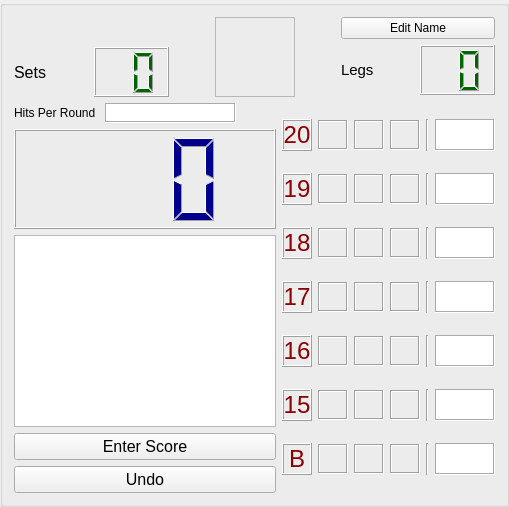
First picture: the form in ui/groupbox_cricket.ui, repository m1ld3/dartomato, before the edit.
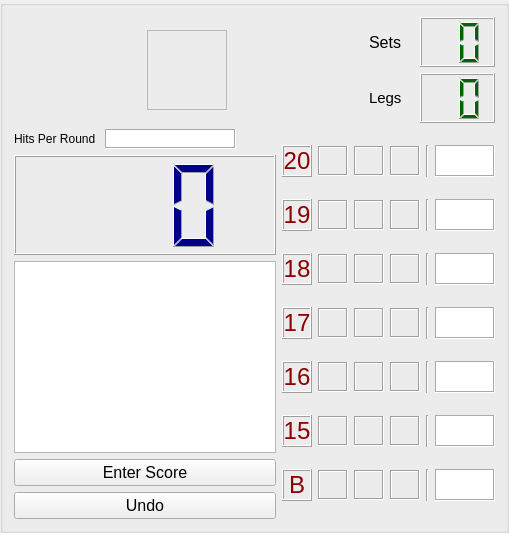
Second picture: the form after the edit. Custom widgets are drawn as their Qt base class.

Diff of the .ui file:
```diff
--- a/ui/groupbox_cricket.ui
+++ b/ui/groupbox_cricket.ui
@@ -19,106 +19,23 @@
   <property name="windowTitle">
    <string>GroupBox</string>
   </property>
-  <layout class="QVBoxLayout" name="verticalLayout_6">
-   <item>
-    <layout class="QHBoxLayout" name="horizontalLayout_6">
-     <item>
-      <layout class="QVBoxLayout" name="verticalLayout_2">
-       <item>
-        <layout class="QHBoxLayout" name="horizontalLayout_5">
-         <item>
+  <layout class="QGridLayout" name="gridLayout">
+   <item row="0" column="0">
           <widget class="QLabel" name="labelPlayerName">
            <property name="font">
             <font>
-             <pointsize>14</pointsize>
+       <pointsize>25</pointsize>
             </font>
            </property>
            <property name="text">
             <string/>
            </property>
-          </widget>
-         </item>
-         <item>
-          <spacer name="horizontalSpacer_4">
-           <property name="orientation">
-            <enum>Qt::Horizontal</enum>
-           </property>
-           <property name="sizeType">
-            <enum>QSizePolicy::Preferred</enum>
-           </property>
-           <property name="sizeHint" stdset="0">
-            <size>
-             <width>40</width>
-             <height>20</height>
-            </size>
-           </property>
-          </spacer>
-         </item>
-        </layout>
-       </item>
-       <item>
-        <layout class="QHBoxLayout" name="horizontalLayout_4">
-         <item>
-          <widget class="QLabel" name="label_set">
-           <property name="font">
-            <font>
-             <pointsize>12</pointsize>
-            </font>
-           </property>
-           <property name="text">
-            <string>Sets</string>
-           </property>
-          </widget>
-         </item>
-         <item>
-          <widget class="QLCDNumber" name="lcdNumberSets">
-           <property name="sizePolicy">
-            <sizepolicy hsizetype="Minimum" vsizetype="Preferred">
-             <horstretch>0</horstretch>
-             <verstretch>0</verstretch>
-            </sizepolicy>
-           </property>
-           <property name="minimumSize">
-            <size>
-             <width>75</width>
-             <height>50</height>
-            </size>
-           </property>
-           <property name="maximumSize">
-            <size>
-             <width>16777215</width>
-             <height>50</height>
-            </size>
-           </property>
-           <property name="styleSheet">
-            <string notr="true">QLCDNumber { color: darkgreen; background-color: none }</string>
-           </property>
-           <property name="digitCount">
-            <number>2</number>
-           </property>
-          </widget>
-         </item>
-         <item>
-          <spacer name="horizontalSpacer_2">
-           <property name="orientation">
-            <enum>Qt::Horizontal</enum>
-           </property>
-           <property name="sizeType">
-            <enum>QSizePolicy::Preferred</enum>
-           </property>
-           <property name="sizeHint" stdset="0">
-            <size>
-             <width>40</width>
-             <height>20</height>
-            </size>
-           </property>
-          </spacer>
-         </item>
-        </layout>
-       </item>
-      </layout>
-     </item>
-     <item>
+     <property name="alignment">
+      <set>Qt::AlignCenter</set>
+     </property>
+    </widget>
+   </item>
+   <item row="0" column="1">
       <widget class="CPlayerActiveButton" name="labelPic">
        <property name="sizePolicy">
         <sizepolicy hsizetype="Fixed" vsizetype="Fixed">
@@ -149,30 +66,63 @@
        </property>
       </widget>
      </item>
-     <item>
+   <item row="0" column="2">
+    <spacer name="horizontalSpacer_3">
+     <property name="orientation">
+      <enum>Qt::Horizontal</enum>
+     </property>
+     <property name="sizeType">
+      <enum>QSizePolicy::Preferred</enum>
+     </property>
+     <property name="sizeHint" stdset="0">
+      <size>
+       <width>130</width>
+       <height>20</height>
+      </size>
+     </property>
+    </spacer>
+   </item>
+   <item row="0" column="3">
       <layout class="QVBoxLayout" name="verticalLayout">
        <item>
         <layout class="QHBoxLayout" name="horizontalLayout_3">
          <item>
-          <spacer name="horizontalSpacer_3">
-           <property name="orientation">
-            <enum>Qt::Horizontal</enum>
-           </property>
-           <property name="sizeType">
-            <enum>QSizePolicy::Preferred</enum>
-           </property>
-           <property name="sizeHint" stdset="0">
-            <size>
-             <width>40</width>
-             <height>20</height>
-            </size>
-           </property>
-          </spacer>
+        <widget class="QLabel" name="label_set">
+         <property name="font">
+          <font>
+           <pointsize>12</pointsize>
+          </font>
+         </property>
+         <property name="text">
+          <string>Sets</string>
+         </property>
+        </widget>
          </item>
          <item>
-          <widget class="QPushButton" name="pushButtonName">
-           <property name="text">
-            <string>Edit Name</string>
+        <widget class="QLCDNumber" name="lcdNumberSets">
+         <property name="sizePolicy">
+          <sizepolicy hsizetype="Minimum" vsizetype="Preferred">
+           <horstretch>0</horstretch>
+           <verstretch>0</verstretch>
+          </sizepolicy>
+         </property>
+         <property name="minimumSize">
+          <size>
+           <width>75</width>
+           <height>50</height>
+          </size>
+         </property>
+         <property name="maximumSize">
+          <size>
+           <width>16777215</width>
+           <height>50</height>
+          </size>
+         </property>
+         <property name="styleSheet">
+          <string notr="true">QLCDNumber { color: darkgreen; background-color: none }</string>
+         </property>
+         <property name="digitCount">
+          <number>2</number>
            </property>
           </widget>
          </item>
@@ -180,22 +130,6 @@
        </item>
        <item>
         <layout class="QHBoxLayout" name="horizontalLayout_2">
-         <item>
-          <spacer name="horizontalSpacer">
-           <property name="orientation">
-            <enum>Qt::Horizontal</enum>
-           </property>
-           <property name="sizeType">
-            <enum>QSizePolicy::Preferred</enum>
-           </property>
-           <property name="sizeHint" stdset="0">
-            <size>
-             <width>40</width>
-             <height>20</height>
-            </size>
-           </property>
-          </spacer>
-         </item>
          <item>
           <widget class="QLabel" name="label_leg">
            <property name="font">
@@ -240,9 +174,7 @@
        </item>
       </layout>
      </item>
-    </layout>
-   </item>
-   <item>
+   <item row="1" column="0" colspan="4">
     <layout class="QHBoxLayout" name="horizontalLayout_9">
      <item>
       <layout class="QVBoxLayout" name="verticalLayout_5">
```
Lines whose indentation alone changed are shown as unchanged.
